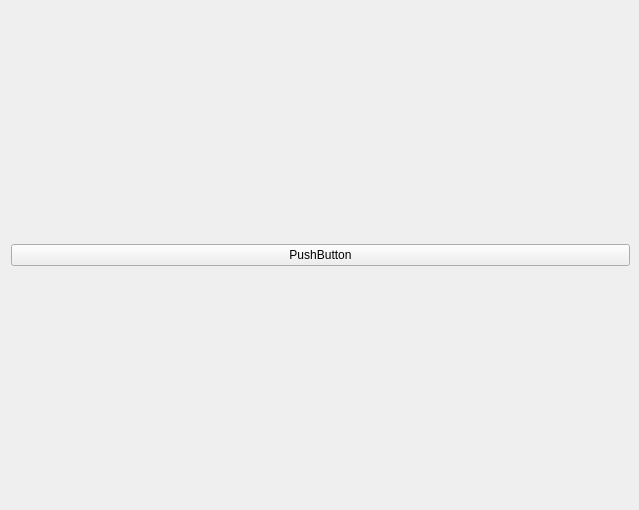
Old version of the form GroupFour_DoctorsOffice/mainwindow.ui in the repository KittimasakBunrat/GroupFour_DoctorsOffice.
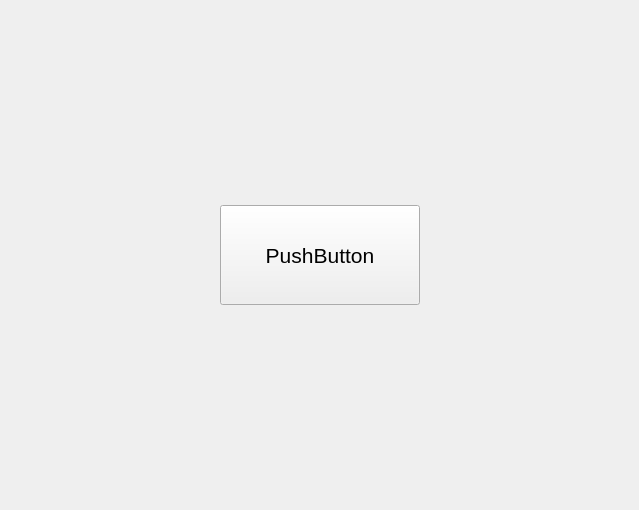
New version of the form.

Diff of the .ui file:
```diff
--- a/GroupFour_DoctorsOffice/mainwindow.ui
+++ b/GroupFour_DoctorsOffice/mainwindow.ui
@@ -25,6 +25,29 @@
    <layout class="QGridLayout" name="gridLayout">
     <item row="0" column="0">
      <widget class="QPushButton" name="pushButton">
+      <property name="sizePolicy">
+       <sizepolicy hsizetype="Expanding" vsizetype="Expanding">
+        <horstretch>0</horstretch>
+        <verstretch>0</verstretch>
+       </sizepolicy>
+      </property>
+      <property name="minimumSize">
+       <size>
+        <width>80</width>
+        <height>22</height>
+       </size>
+      </property>
+      <property name="maximumSize">
+       <size>
+        <width>200</width>
+        <height>100</height>
+       </size>
+      </property>
+      <property name="font">
+       <font>
+        <pointsize>16</pointsize>
+       </font>
+      </property>
       <property name="text">
        <string>PushButton</string>
       </property>
```
